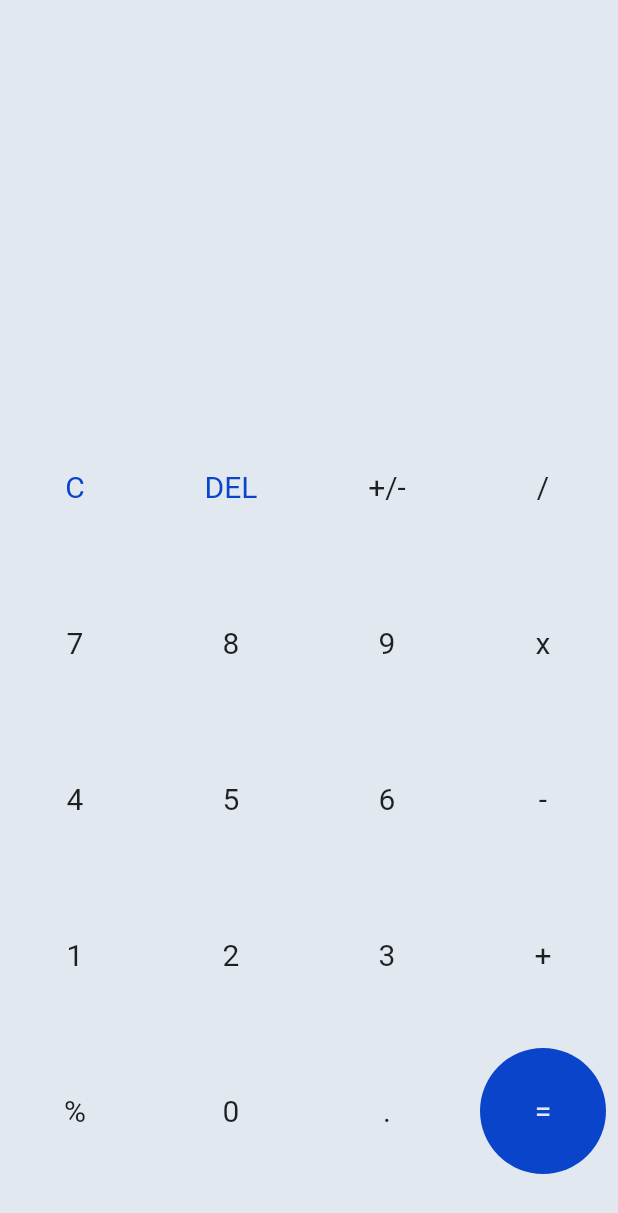
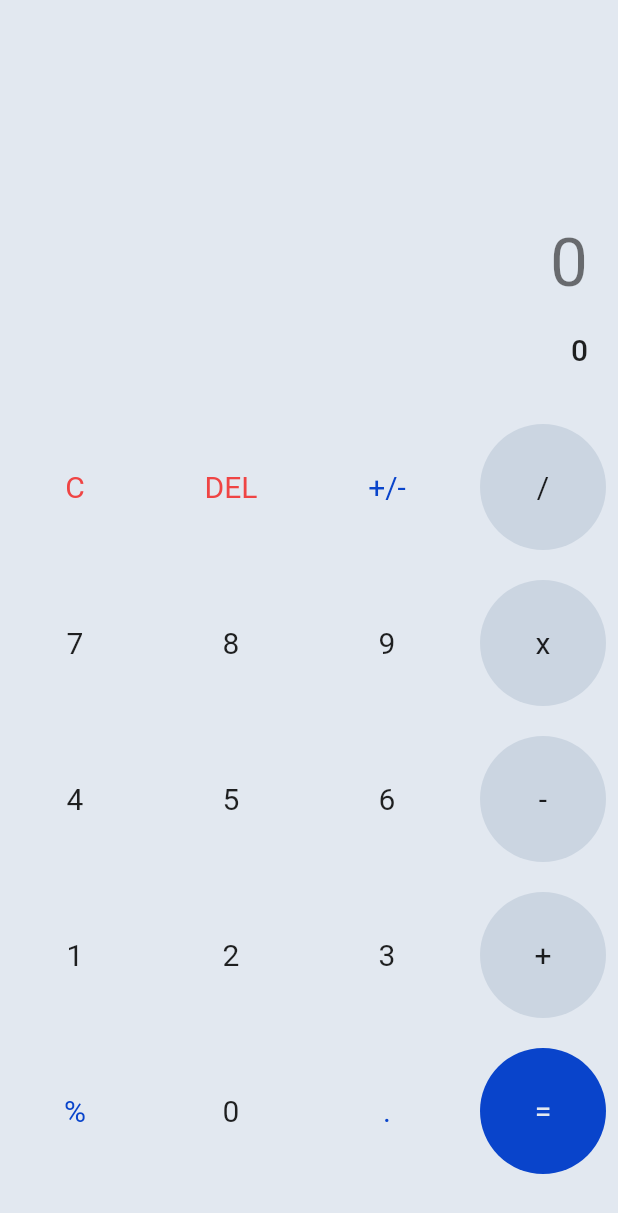
Before and after one commit to AryaveerSR/Calculator, a Flutter app: the screen it shows after launch, on a phone screen of 412 x 824 dp. Shown: the top 1213 px of the screen. Run offline on Flutter 3.47's test engine with Material 2 defaults, Android fonts, the light colour scheme and no system bars; our stand-ins replace math_expressions, theme_provider.

Commit message:
Whoppin Progress

```diff
--- a/lib/main.dart
+++ b/lib/main.dart
@@ -1,13 +1,12 @@
 import 'package:flutter/material.dart';
 import 'package:provider/provider.dart';
+import 'package:theme_provider/theme_provider.dart';
 
-import 'services/theme/theme.model.dart';
-import 'services/theme/theme.data.dart' as themes;
+import 'services/theme.data.dart' as themes;
+import 'services/calc.model.dart';
 import 'screens/calculator.dart';
 
-void main() {
-  runApp(const App());
-}
+void main() => runApp(App());
 
 class App extends StatelessWidget {
   const App({Key? key}) : super(key: key);
@@ -15,14 +14,21 @@ class App extends StatelessWidget {
   @override
   Widget build(BuildContext context) {
     return ChangeNotifierProvider(
-      create: (_) => ThemeModel(),
-      child: Consumer<ThemeModel>(
-          builder: (context, themeNotifier, child) => MaterialApp(
-                title: 'Calculator',
-                debugShowCheckedModeBanner: false,
-                theme: themeNotifier.isDark ? themes.dark : themes.light,
-                home: const Calculator(),
-              )),
+      create: (_) => CalcProvider(),
+      child: ThemeProvider(
+          themes: [themes.lightTheme, themes.darkTheme],
+          saveThemesOnChange: true,
+          defaultThemeId: "light",
+          loadThemeOnInit: true,
+          child: ThemeConsumer(
+            child: Builder(
+                builder: (themeContext) => MaterialApp(
+                      title: 'Calculator',
+                      debugShowCheckedModeBanner: false,
+                      theme: ThemeProvider.themeOf(themeContext).data,
+                      home: const Calculator(),
+                    )),
+          )),
     );
   }
 }
--- a/lib/screens/calculator.dart
+++ b/lib/screens/calculator.dart
@@ -1,9 +1,9 @@
 import 'package:flutter/material.dart';
 import 'package:provider/provider.dart';
 
-import '../services/theme/theme.model.dart';
-import '../ui/button/button.dart';
-import '../services/math.dart';
+import '../services/calc.model.dart';
+import '../widgets/numberDisplay.dart';
+import '../widgets/numberPad.dart';
 
 class Calculator extends StatefulWidget {
   const Calculator({Key? key}) : super(key: key);
@@ -13,97 +13,18 @@ class Calculator extends StatefulWidget {
 }
 
 class _CalculatorState extends State<Calculator> {
-  String userInput = '';
-  String answer = '';
-
   @override
   Widget build(BuildContext context) {
-    return Consumer<ThemeModel>(
-        builder: (context, ThemeModel themeNotifier, child) {
-      return Scaffold(
+    return Consumer<CalcProvider>(
+        builder: (context, val, child) => Scaffold(
               backgroundColor: Theme.of(context).scaffoldBackgroundColor,
               body: Column(
                 mainAxisAlignment: MainAxisAlignment.spaceBetween,
                 children: <Widget>[
-            Expanded(
-              child: Column(
-                  mainAxisAlignment: MainAxisAlignment.end,
-                  children: <Widget>[
-                    Container(
-                      padding: const EdgeInsets.all(20),
-                      alignment: Alignment.centerRight,
-                      child: Text(userInput,
-                          style: Theme.of(context).textTheme.headline3),
-                    ),
-                    Container(
-                      padding: const EdgeInsets.only(
-                          bottom: 30, right: 20, left: 20),
-                      alignment: Alignment.centerRight,
-                      child: Text(
-                        answer,
-                        style: Theme.of(context).textTheme.headline6,
-                      ),
-                    ),
-                  ]),
-            ),
-            Expanded(
-              flex: 2,
-              child: GridView.builder(
-                  itemCount: buttons.length,
-                  gridDelegate: const SliverGridDelegateWithFixedCrossAxisCount(
-                      mainAxisSpacing: 20,
-                      crossAxisSpacing: 20,
-                      crossAxisCount: 4),
-                  padding: const EdgeInsets.all(8),
-                  itemBuilder: (BuildContext context, int index) {
-                    return TileButton(
-                      onClick: () {
-                        final btn = buttons[index];
-                        if (btn == "C") {
-                          if (userInput.isNotEmpty) {
-                            setState(() {
-                              userInput = '';
-                              answer = '';
-                            });
-                          }
-                        } else if (btn == "DEL") {
-                          if (userInput.isNotEmpty) {
-                            setState(() {
-                              userInput =
-                                  userInput.substring(0, userInput.length - 1);
-                              answer = calcEqual(
-                                  userInput: userInput, prevAnswer: answer);
-                            });
-                          }
-                        } else if (btn == "=") {
-                          setState(() {
-                            userInput = answer.isEmpty ? userInput : answer;
-                            answer = '';
-                          });
-                        } else if (btn == "+/-") {
-                          if (userInput.isNotEmpty) {
-                            setState(() {
-                              userInput = toggleNegative(userInput);
-                              answer = calcEqual(
-                                  userInput: userInput, prevAnswer: answer);
-                            });
-                          }
-                        } else {
-                          setState(() {
-                            userInput += btn;
-                            answer = calcEqual(
-                                userInput: userInput, prevAnswer: answer);
-                          });
-                        }
-                      },
-                      tier: getTier(index),
-                      buttonText: buttons[index],
-                    );
-                  }),
-            ),
+                  NumberDisplay(userInput: val.userInput, answer: val.answer),
+                  NumberPad(val: val)
                 ],
               ),
-      );
-    });
+            ));
   }
 }
--- /dev/null
+++ b/lib/services/calc.model.dart
@@ -0,0 +1,20 @@
+import 'package:flutter/material.dart';
+import 'package:provider/provider.dart';
+
+class CalcProvider extends ChangeNotifier {
+  String _userInput = '';
+  String _answer = '';
+
+  String get userInput => _userInput;
+  String get answer => _answer;
+
+  set userInput(String input) {
+    _userInput = input;
+    notifyListeners();
+  }
+
+  set answer(String answer) {
+    _answer = answer;
+    notifyListeners();
+  }
+}
--- a/lib/services/theme/theme.data.dart
+++ b/lib/services/theme.data.dart
@@ -1,4 +1,5 @@
 import 'package:flutter/material.dart';
+import 'package:theme_provider/theme_provider.dart';
 
 final light = ThemeData(
   primarySwatch: const MaterialColor(4278797515, {
@@ -14,6 +15,7 @@ final light = ThemeData(
     900: Color(0xff021031)
   }),
   brightness: Brightness.light,
+  visualDensity: VisualDensity.adaptivePlatformDensity,
   primaryColor: const Color(0xff0944cb),
   primaryColorLight: const Color(0xffcedcfd),
   primaryColorDark: const Color(0xff063193),
@@ -24,7 +26,7 @@ final light = ThemeData(
     brightness: Brightness.light,
     primary: Color(0xff0944cb),
     secondary: Color(0xff0b52f4),
-    surface: Color(0xffe2e8f0),
+    surface: Color(0xffcbd5e1),
     background: Color(0xffe2e8f0),
     error: Color(0xffef4444),
     onPrimary: Color(0xffffffff),
@@ -37,16 +39,17 @@ final light = ThemeData(
 
 final dark = ThemeData(
     brightness: Brightness.dark,
+    visualDensity: VisualDensity.adaptivePlatformDensity,
     primaryColor: const Color(0xff9dbafb),
     primaryColorLight: const Color(0xffcedcfd),
     primaryColorDark: const Color(0xff6c97f9),
     scaffoldBackgroundColor: const Color(0xff1e293b),
     errorColor: const Color(0xfffca5a5),
     colorScheme: const ColorScheme(
-      brightness: Brightness.light,
+      brightness: Brightness.dark,
       primary: Color(0xff9dbafb),
       secondary: Color(0xff6c97f9),
-      surface: Color(0xff6c97f9),
+      surface: Color(0xff0f172a),
       background: Color(0xff1e293b),
       error: Color(0xfffca5a5),
       onPrimary: Color(0xff0f172a),
@@ -55,3 +58,7 @@ final dark = ThemeData(
       onBackground: Color(0xffffffff),
       onError: Color(0xfff1f5f9),
     ));
+
+final lightTheme =
+    AppTheme(id: "light", description: "Light Theme", data: light);
+final darkTheme = AppTheme(id: "dark", description: "Dark Theme", data: dark);
--- a/lib/services/theme/theme.model.dart
+++ /dev/null
@@ -1,25 +0,0 @@
-import 'package:flutter/material.dart';
-import 'theme.preference.dart';
-
-class ThemeModel extends ChangeNotifier {
-  late bool _isDark;
-  late ThemePreferences _preferences;
-  bool get isDark => _isDark;
-
-  ThemeModel() {
-    _isDark = false;
-    _preferences = ThemePreferences();
-    getPreferences();
-  }
-
-  set isDark(bool value) {
-    _isDark = value;
-    _preferences.setTheme(value);
-    notifyListeners();
-  }
-
-  getPreferences() async {
-    _isDark = await _preferences.getTheme();
-    notifyListeners();
-  }
-}
--- a/lib/services/theme/theme.preference.dart
+++ /dev/null
@@ -1,15 +0,0 @@
-import 'package:shared_preferences/shared_preferences.dart';
-
-class ThemePreferences {
-  static const prefKey = "isDark";
-
-  setTheme(bool value) async {
-    SharedPreferences sharedPreferences = await SharedPreferences.getInstance();
-    sharedPreferences.setBool(prefKey, value);
-  }
-
-  getTheme() async {
-    SharedPreferences sharedPreferences = await SharedPreferences.getInstance();
-    return sharedPreferences.getBool(prefKey) ?? false;
-  }
-}
--- a/lib/ui/button/button.dart
+++ b/lib/ui/CircleButton/button.dart
@@ -2,12 +2,12 @@ import 'package:flutter/material.dart';
 import 'button.model.dart';
 export 'button.model.dart';
 
-class TileButton extends StatelessWidget {
+class CircleButton extends StatelessWidget {
   final String buttonText;
   final Function() onClick;
   final ButtonTier tier;
 
-  const TileButton(
+  const CircleButton(
       {Key? key,
       required this.buttonText,
       required this.onClick,
@@ -21,12 +21,14 @@ class TileButton extends StatelessWidget {
       fillColor: {
         ButtonTier.regular: Colors.transparent,
         ButtonTier.highlighted: Colors.transparent,
+        ButtonTier.danger: Colors.transparent,
         ButtonTier.operator: Theme.of(context).colorScheme.surface,
         ButtonTier.equal: Theme.of(context).primaryColor
       }[tier],
       highlightColor: {
         ButtonTier.regular: Theme.of(context).colorScheme.surface,
         ButtonTier.highlighted: Theme.of(context).colorScheme.surface,
+        ButtonTier.danger: Theme.of(context).colorScheme.surface,
         ButtonTier.operator: Theme.of(context).colorScheme.primary,
         ButtonTier.equal: Theme.of(context).primaryColorLight,
       }[tier],
@@ -44,6 +46,7 @@ class TileButton extends StatelessWidget {
                     Theme.of(context).textTheme.bodyLarge!.color,
                 ButtonTier.operator:
                     Theme.of(context).textTheme.bodyLarge!.color,
+                ButtonTier.danger: Theme.of(context).errorColor,
                 ButtonTier.equal: Theme.of(context).scaffoldBackgroundColor,
               }[tier],
               fontSize: 20,
--- a/lib/ui/button/button.model.dart
+++ b/lib/ui/CircleButton/button.model.dart
@@ -1,4 +1,4 @@
-enum ButtonTier { equal, regular, highlighted, operator }
+enum ButtonTier { equal, regular, highlighted, operator, danger }
 
 final List<String> buttons = [
   'C',
@@ -25,9 +25,11 @@ final List<String> buttons = [
 
 ButtonTier getTier(int index) {
   final x = buttons[index];
-  if (x == '/' || x == 'x' || x == '-' || x == '+') {
+  if ('/x+-'.contains(x)) {
     return ButtonTier.operator;
-  } else if (x == 'C' || x == 'DEL') {
+  } else if ('DELC'.contains(x)) {
+    return ButtonTier.danger;
+  } else if ("%.+/-".contains(x)) {
     return ButtonTier.highlighted;
   } else if (x == "=") {
     return ButtonTier.equal;
--- /dev/null
+++ b/lib/widgets/numberDisplay.dart
@@ -0,0 +1,31 @@
+import 'package:flutter/material.dart';
+import 'package:theme_provider/theme_provider.dart';
+
+class NumberDisplay extends StatelessWidget {
+  final String userInput;
+  final String answer;
+  const NumberDisplay({Key? key, required this.userInput, required this.answer})
+      : super(key: key);
+
+  @override
+  Widget build(BuildContext context) {
+    return Expanded(
+        child:
+            Column(mainAxisAlignment: MainAxisAlignment.end, children: <Widget>[
+      Container(
+        padding: const EdgeInsets.all(20),
+        alignment: Alignment.centerRight,
+        child: Text(userInput.isEmpty ? '0' : userInput,
+            style: Theme.of(context).textTheme.headline3),
+      ),
+      Container(
+        padding: const EdgeInsets.only(bottom: 30, right: 20, left: 20),
+        alignment: Alignment.centerRight,
+        child: Text(
+          answer.isEmpty ? '0' : answer,
+          style: Theme.of(context).textTheme.headline6,
+        ),
+      ),
+    ]));
+  }
+}
--- /dev/null
+++ b/lib/widgets/numberPad.dart
@@ -0,0 +1,60 @@
+import 'package:flutter/material.dart';
+
+import '../ui/CircleButton/button.dart';
+import '../services/math.dart';
+import '../services/calc.model.dart';
+
+class NumberPad extends StatelessWidget {
+  CalcProvider val;
+  NumberPad({Key? key, required this.val}) : super(key: key);
+
+  @override
+  Widget build(BuildContext context) {
+    return Expanded(
+      flex: 2,
+      child: GridView.builder(
+          itemCount: buttons.length,
+          gridDelegate: const SliverGridDelegateWithFixedCrossAxisCount(
+              mainAxisSpacing: 20, crossAxisSpacing: 20, crossAxisCount: 4),
+          padding: const EdgeInsets.all(8),
+          itemBuilder: (BuildContext context, int index) {
+            return CircleButton(
+              onClick: () {
+                final btn = buttons[index];
+                if (btn == "C") {
+                  if (val.userInput.isNotEmpty) {
+                    val.userInput = '';
+                    val.answer = '';
+                  }
+                } else if (btn == "DEL") {
+                  if (val.userInput.isNotEmpty) {
+                    val.userInput =
+                        val.userInput.substring(0, val.userInput.length - 1);
+                    calcEqual(val);
+                  }
+                } else if (btn == "=") {
+                  val.userInput =
+                      val.answer.isEmpty ? val.userInput : val.answer;
+                  val.answer = '';
+                } else if (btn == "+/-") {
+                  if (val.userInput.isNotEmpty) {
+                    toggleNegative(val);
+                    calcEqual(val);
+                  }
+                } else {
+                  if ("/x+-%.".contains(btn) &&
+                      "/x+-%.".contains(
+                          val.userInput.substring(val.userInput.length - 1))) {
+                    return;
+                  }
+                  val.userInput += btn;
+                  calcEqual(val);
+                }
+              },
+              tier: getTier(index),
+              buttonText: buttons[index],
+            );
+          }),
+    );
+  }
+}
--- a/pubspec.yaml
+++ b/pubspec.yaml
@@ -36,6 +36,7 @@ dependencies:
   math_expressions: ^2.3.1
   provider: ^6.0.3
   shared_preferences: ^2.0.15
+  theme_provider: ^0.5.0
 
 dev_dependencies:
   flutter_test:
```
Also changed, not shown: lib/services/math.dart (+26 -11 lines), img/dark.png, img/light.png, pubspec.lock. Lines whose indentation alone changed are shown as unchanged.
